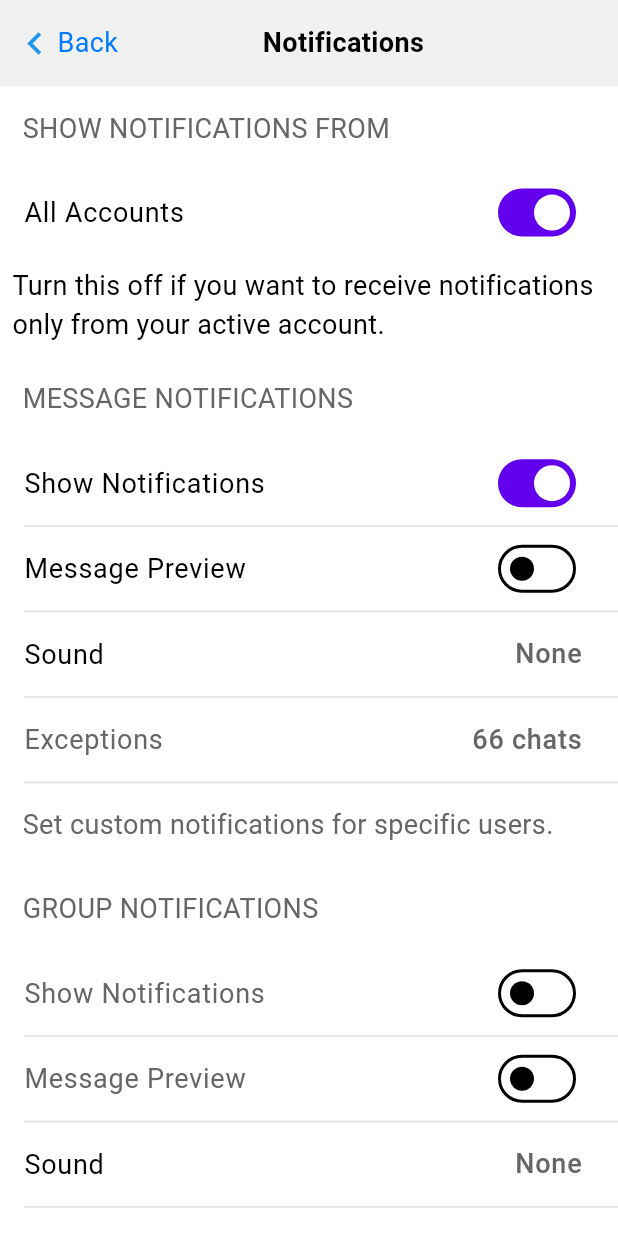
After one commit to ilyosyusuf/telegramUI, a Flutter app: the NotificationView screen opened by its route, on a phone screen of 412 x 824 dp. The commit adds this screen. Run offline on Flutter 3.47's test engine with Material 2 defaults, Android fonts, the phone set to English and light mode, and no system bars; our stand-ins replace bloc, chat_bubbles, flutter_bloc, flutter_slidable, flutter_svg, intl_phone_number_input.

Commit message:
notification view was added

```diff
--- a/lib/config/routes/page_routes.dart
+++ b/lib/config/routes/page_routes.dart
@@ -4,6 +4,7 @@ import 'package:telegram/screens/pages/appearance/appearance_view.dart';
 import 'package:telegram/screens/pages/authentication/auth_view.dart';
 import 'package:telegram/screens/pages/chatinside/pages/chat_inside_widget.dart';
 import 'package:telegram/screens/pages/chats/pages/chat_view.dart';
+import 'package:telegram/screens/pages/notifications/notifications_view.dart';
 
 class MyRoute {
   static final MyRoute _instance = MyRoute._init();
@@ -21,6 +22,8 @@ class MyRoute {
         return _pages(AuthView());
       case '/appearanceview':
         return _pages(AppearanceView());
+      case '/notificationview':
+        return _pages(NotificationView());
       case '/chatinside':
         return _pages(ChatInsideView(data: args as List));
     }
--- a/lib/core/constants/font/font_style.dart
+++ b/lib/core/constants/font/font_style.dart
@@ -7,6 +7,7 @@ class FStyles {
   static const TextStyle headline1s = TextStyle(fontSize: FSize.huge);
   static const TextStyle headline2s = TextStyle(fontSize: FSize.large);
   static const TextStyle headline3s = TextStyle(fontSize: FSize.medium);
+  static const TextStyle headline3gray = TextStyle(fontSize: FSize.medium);
   static const TextStyle headline3red = TextStyle(fontSize: FSize.medium, color: Colors.red);
   static const TextStyle headline3bold = TextStyle(fontSize: FSize.medium, fontWeight: FWeight.bold);
   static TextStyle headline3blue = TextStyle(fontSize: FSize.medium, color: ColorConst.kPrimaryColor);
@@ -19,4 +20,5 @@ class FStyles {
   static TextStyle headline5blue = TextStyle(fontSize: FSize.medium2, color: ColorConst.kPrimaryColor);
   static const TextStyle headline6s = TextStyle(fontSize: FSize.small, color: Colors.grey);
   static const TextStyle headline7s = TextStyle(fontSize: FSize.extraSmall);
+  static TextStyle headline4sgrey = TextStyle(fontSize: FSize.medium, color: ColorConst.kUnreadDark);
 }
--- /dev/null
+++ b/lib/screens/pages/notifications/notifications_view.dart
@@ -0,0 +1,180 @@
+import 'package:flutter/material.dart';
+import 'package:telegram/config/init/navigation/navigator.dart';
+import 'package:telegram/core/constants/colors/color_const.dart';
+import 'package:telegram/core/constants/font/font_style.dart';
+import 'package:telegram/core/extensions/context_extension.dart';
+import 'package:telegram/widgets/appbarwidget/appbarwidget.dart';
+import 'package:telegram/widgets/buttons/back_button.dart';
+
+class NotificationView extends StatelessWidget {
+  NotificationView({Key? key}) : super(key: key);
+
+  bool _allAccounts = true;
+  bool _showNotificationsM = true;
+  bool _showNotificationsG = false;
+  bool _messagePreviewM = false;
+  bool _messagePreviewG = false;
+
+  @override
+  Widget build(BuildContext context) {
+    return Scaffold(
+      backgroundColor: ColorConst.kBackground,
+      body: SingleChildScrollView(
+        child: SafeArea(
+          child: Center(
+            child: Column(
+              crossAxisAlignment: CrossAxisAlignment.start,
+              children: [
+                AppBarWidget(
+                  // leading: TextButton(
+                  //   onPressed: () => NavigationService.instance.pop(''),
+                  //   child: const Text("Back",)
+                  // ),
+                  leading: BackButtonWidgets(
+                    text: "Back",
+                    ontap: (){
+                          Navigator.pop(context);
+                    }),
+                  center: Center(
+                    child: Text("Notifications", style: FStyles.headline3bold),
+                  ),
+                  trailing: SizedBox(width: context.w * 0.06),
+                ),
+                Padding(
+                  padding: EdgeInsets.all(15.0),
+                  child:
+                      Text("SHOW NOTIFICATIONS FROM", style: FStyles.headline4sgrey),
+                ),
+                SwitchListTile(
+                  tileColor: ColorConst.kWhite,
+                  title: Text(
+                    "All Accounts",
+                    style: FStyles.headline4s,
+                  ),
+                  value: _allAccounts,
+                  onChanged: (bool value) {},
+                ),
+                Padding(
+                  padding: EdgeInsets.only(top: context.h * 0.01, left: context.h * 0.01, bottom: context.h * 0.01),
+                  child: Text(
+                      "Turn this off if you want to receive notifications only from your active account.",
+                      style: FStyles.headline4s),
+                ),
+                Padding(
+                  padding: EdgeInsets.all(15.0),
+                  child:
+                      Text("MESSAGE NOTIFICATIONS", style: FStyles.headline4sgrey),
+                ),
+                SwitchListTile(
+                  tileColor: ColorConst.kWhite,
+                  title: Text(
+                    "Show Notifications",
+                    style: FStyles.headline4s,
+                  ),
+                  value: _showNotificationsM,
+                  onChanged: (bool value) {},
+                ),
+                divider(),
+                SwitchListTile(
+                  tileColor: ColorConst.kWhite,
+                  title: Text(
+                    "Message Preview",
+                    style: FStyles.headline4s,
+                  ),
+                  value: _messagePreviewM,
+                  onChanged: (bool value) {},
+                ),
+                divider(),
+                ListTile(
+                  tileColor: ColorConst.kWhite,
+                  title: Text(
+                    "Sound",
+                    style: FStyles.headline4s,
+                  ),
+                  trailing: Text("None", style: FStyles.headline4sgrey),
+                ),
+                divider(),
+                ListTile(
+                  tileColor: ColorConst.kWhite,
+                  title: Text(
+                    "Exceptions",
+                    style: FStyles.headline4sgrey,
+                  ),
+                  trailing: Text("66 chats", style: FStyles.headline4sgrey),
+                ),
+                divider(),
+                Padding(
+                  padding: EdgeInsets.all(15.0),
+                  child: Text("Set custom notifications for specific users.",
+                      style: FStyles.headline4sgrey),
+                ),
+                Padding(
+                  padding: EdgeInsets.all(15.0),
+                  child:
+                      Text("GROUP NOTIFICATIONS", style: FStyles.headline4sgrey),
+                ),
+                SwitchListTile(
+                  tileColor: ColorConst.kWhite,
+                  title: Text(
+                    "Show Notifications",
+                    style: FStyles.headline4sgrey,
+                  ),
+                  value: _showNotificationsG,
+                  onChanged: (bool value) {},
+                ),
+                divider(),
+                SwitchListTile(
+                  tileColor: ColorConst.kWhite,
+                  title: Text(
+                    "Message Preview",
+                    style: FStyles.headline4sgrey,
+                  ),
+                  value: _messagePreviewG,
+                  onChanged: (bool value) {},
+                ),
+                divider(),
+                ListTile(
+                  tileColor: ColorConst.kWhite,
+                  title: Text(
+                    "Sound",
+                    style: FStyles.headline4s,
+                  ),
+                  trailing: Text("None", style: FStyles.headline4sgrey),
+                ),
+                divider(),
+                ListTile(
+                  tileColor: ColorConst.kWhite,
+                  title: Text(
+                    "Exceptions",
+                    style: FStyles.headline4s,
+                  ),
+                  trailing: Text("Add", style: FStyles.headline4sgrey),
+                ),
+                divider(),
+                Padding(
+                  padding: EdgeInsets.all(15.0),
+                  child: Text("Set custom notifications for specific groups.",
+                      style: FStyles.headline4sgrey),
+                ),
+                Padding(
+                  padding: EdgeInsets.all(15.0),
+                  child:
+                      Text("CHANNEL NOTIFICATIONS", style: FStyles.headline3gray),
+                ),
+              ],
+            ),
+          ),
+        ),
+      ),
+    );
+  }
+
+  Divider divider() {
+    return Divider(
+              height: 1,
+              color: ColorConst.kGrey,
+              thickness: 1,
+              indent: 16,
+            );
+  }
+}
--- a/lib/screens/pages/settings/pages/settings_view.dart
+++ b/lib/screens/pages/settings/pages/settings_view.dart
@@ -96,7 +96,7 @@ class SettingsView extends StatelessWidget {
                               onTap: () {
                                 if (i == 0) {
                                   NavigationService.instance
-                                      .pushNamed('/notifications');
+                                      .pushNamed('/notificationview');
                                 } else if (i == 1) {
                                   NavigationService.instance
                                       .pushNamed('/privacy');
```
